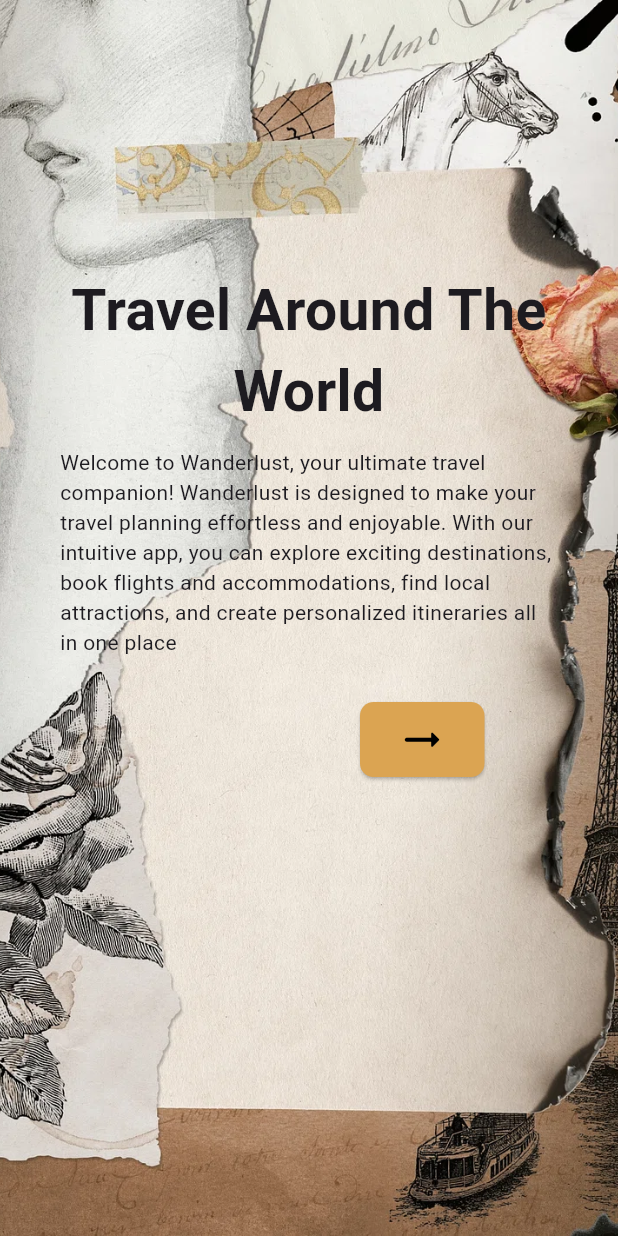
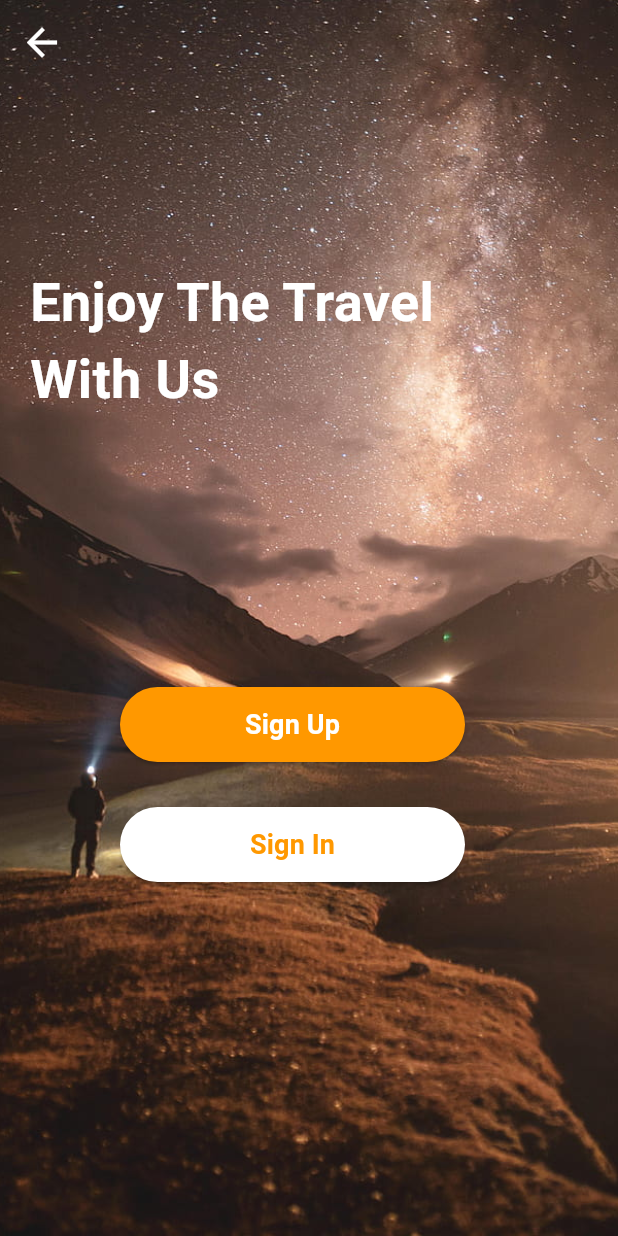
Before and after one commit to nadunidush/travels_app, a Flutter app: the screen it shows after launch, after a tap on the "arrow right alt" icon, on a phone screen of 412 x 824 dp. Run offline on Flutter 3.47's test engine with Material 3 defaults, Android fonts, the phone set to English and light mode, and no system bars.

Commit message:
create select signup, signin page and code it and modifiy the welcome page

```diff
--- /dev/null
+++ b/lib/pages/select_signup_signin.dart
@@ -0,0 +1,80 @@
+import 'package:flutter/material.dart';
+
+class SelectSignUpAndSignIn extends StatelessWidget {
+  const SelectSignUpAndSignIn({super.key});
+
+  @override
+  Widget build(BuildContext context) {
+    return Stack(
+      children: [
+        // Background image
+        Container(
+          decoration: BoxDecoration(
+            image: DecorationImage(
+              image: AssetImage("assets/signup_and_signin_page_photo.jpg"),
+              fit: BoxFit.cover,
+            ),
+          ),
+        ),
+        // Scaffold with AppBar and body content
+        Scaffold(
+          backgroundColor: Colors.transparent,
+          appBar: AppBar(
+            iconTheme:IconThemeData(
+              color: Colors.white,
+              size: 30
+            ),
+            backgroundColor: Colors.transparent,
+            elevation: 0,
+          ),
+          body: Padding(
+            padding: const EdgeInsets.all(20.0),
+            child: Column(
+              crossAxisAlignment: CrossAxisAlignment.start,
+              children: [
+                SizedBox(height: 100,),
+                Text("Enjoy The Travel \nWith Us", style: TextStyle(
+                  fontSize: 36,
+                  color: Colors.white,
+                  fontWeight: FontWeight.w600,
+                )),
+                SizedBox(height: 180,),
+                Padding(
+                  padding: const EdgeInsets.only(left: 60.0),
+                  child: ElevatedButton(
+                    style: ButtonStyle(
+                      minimumSize: MaterialStateProperty.all(Size(230, 50)),
+                      backgroundColor: MaterialStateProperty.all(Colors.orange),
+                    ),
+                    onPressed: () {},
+                    child: Text("Sign Up", style: TextStyle(
+                      color: Colors.white,
+                      fontSize: 18,
+                      fontWeight: FontWeight.w700,
+                    )),
+                  ),
+                ),
+                SizedBox(height: 30,),
+                Padding(
+                  padding: const EdgeInsets.only(left: 60.0),
+                  child: ElevatedButton(
+                    style: ButtonStyle(
+                      minimumSize: MaterialStateProperty.all(Size(230, 50)),
+                      backgroundColor: MaterialStateProperty.all(Colors.white),
+                    ),
+                    onPressed: () {},
+                    child: Text("Sign In", style: TextStyle(
+                      color: Colors.orange,
+                      fontSize: 18,
+                      fontWeight: FontWeight.w700,
+                    )),
+                  ),
+                ),
+              ],
+            ),
+          ),
+        ),
+      ],
+    );
+  }
+}
--- a/lib/pages/welcome_page.dart
+++ b/lib/pages/welcome_page.dart
@@ -1,4 +1,5 @@
 import 'package:flutter/material.dart';
+import 'package:travels_app/pages/select_signup_signin.dart';
 
 class WelcomePage extends StatelessWidget {
   const WelcomePage({super.key});
@@ -35,19 +36,26 @@
               Text(
                   "Welcome to Wanderlust, your ultimate travel companion! Wanderlust is designed to make your travel planning effortless and enjoyable. With our intuitive app, you can explore exciting destinations, book flights and accommodations, find local attractions, and create personalized itineraries all in one place"),
               Padding(
-                padding: const EdgeInsets.only(left: 200,top: 30),
+                padding: const EdgeInsets.only(left: 200, top: 30),
                 child: ElevatedButton(
-                  style:ButtonStyle(
-                    minimumSize: MaterialStateProperty.all(Size(30, 50)),
-                    backgroundColor: MaterialStateProperty.all(Color.fromARGB(255, 219, 164, 82)),
-                    shape: MaterialStateProperty.all(
-                      RoundedRectangleBorder(
+                  style: ButtonStyle(
+                      minimumSize: MaterialStateProperty.all(Size(30, 50)),
+                      backgroundColor: MaterialStateProperty.all(
+                          Color.fromARGB(255, 219, 164, 82)),
+                      shape: MaterialStateProperty.all(RoundedRectangleBorder(
                         borderRadius: BorderRadius.all(Radius.circular(9)),
-                      )
-                    )
+                      ))),
+                  onPressed: () {
+                    Navigator.push(
+                        context,
+                        MaterialPageRoute(
+                            builder: (context) => SelectSignUpAndSignIn()));
+                  },
+                  child: Icon(
+                    Icons.arrow_right_alt_rounded,
+                    size: 35,
+                    color: Colors.black,
                   ),
-                  onPressed: (){},
-                  child: Icon(Icons.arrow_right_alt_rounded,size: 35,color: Colors.black,),
                 ),
               ),
             ],
```
Also changed, not shown: assets/signup_and_signin_page_photo.jpg (added).
